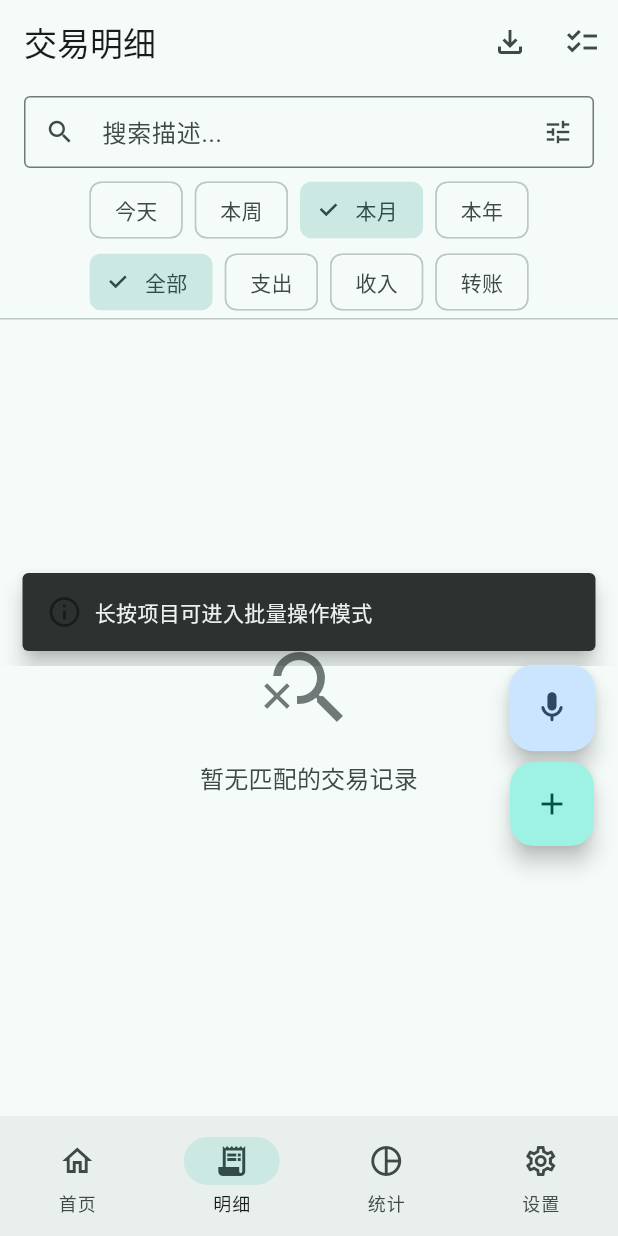
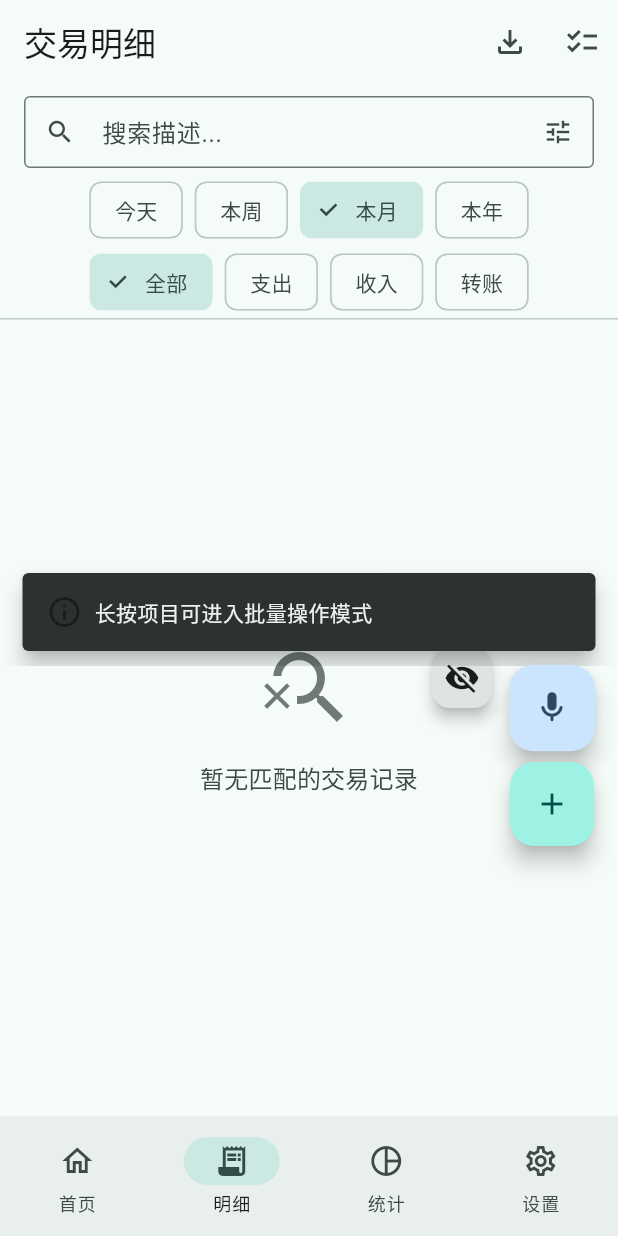
Before and after one commit to jiangzx/voice-note, a Flutter app: the screen it shows after launch, item 2 of the bottom bar chosen, on a phone screen of 412 x 824 dp. Run offline on Flutter 3.47's test engine with Material 3 defaults, Android fonts, the phone set to English and light mode, and no system bars; our stand-ins replace clock, connectivity_plus, csv, dio, drift, fl_chart and 8 more; missing offline and left inert: excel; accounts and stored records are empty; generated files the repository leaves out were written again.

Commit message:
feat(ui): add FAB visibility management and toggle buttons
- Add FAB visibility provider for state management
- Add FAB toggle button components (home_fab, voice_exit_fab_toggle_button)
- Update app shell and voice recording screen to integrate FAB controls
- Refactor transaction list screen and tile widgets

Co-authored-by: Cursor <cursoragent@cursor.com>

```diff
--- a/voice-note-client/lib/features/transaction/presentation/screens/transaction_list_screen.dart
+++ b/voice-note-client/lib/features/transaction/presentation/screens/transaction_list_screen.dart
@@ -5,6 +5,7 @@ import 'package:shared_preferences/shared_preferences.dart';
 
 import '../../../../app/design_tokens.dart';
 import '../../../../shared/widgets/empty_state_widget.dart';
+import '../../../../shared/widgets/fab_toggle_button.dart';
 import '../../../export/presentation/widgets/export_options_sheet.dart';
 import '../../../../shared/widgets/error_state_widget.dart';
 import '../../../../shared/widgets/shimmer_placeholder.dart';
@@ -142,14 +143,16 @@ class _TransactionListScreenState extends ConsumerState<TransactionListScreen> {
     return Scaffold(
       appBar: _isSelectionMode ? _buildSelectionAppBar() : _buildNormalAppBar(hasRouteFilter, range),
       floatingActionButton: _isSelectionMode
-          ? FloatingActionButton(
+          ? const FloatingActionButton(
               onPressed: null,
               backgroundColor: Colors.transparent,
               elevation: 0,
-              child: const SizedBox.shrink(),
+              child: SizedBox.shrink(),
             )
           : null, // 多选模式下使用透明FAB覆盖AppShell的FAB，非多选模式下使用AppShell的FAB
-      body: Column(
+      body: Stack(
+        children: [
+          Column(
             children: [
               if (hasRouteFilter)
                 Container(
@@ -181,6 +184,25 @@ class _TransactionListScreenState extends ConsumerState<TransactionListScreen> {
               ),
               const Divider(height: 1),
               Expanded(child: _buildList(groupsAsync)),
+            ],
+          ),
+          // FAB toggle button positioned near FAB area (bottom right)
+          // Position: right of FAB column, vertically centered with FAB column
+          // FAB location: right edge with margin, bottom aligned with action bar top
+          if (!_isSelectionMode)
+            Positioned(
+              right: MediaQuery.of(context).padding.right +
+                     16 + // kFloatingActionButtonMargin
+                     56 + // FAB width
+                     AppSpacing.md, // Spacing between FAB and toggle button
+              bottom: MediaQuery.of(context).padding.bottom +
+                      80 + // Bottom navigation bar height
+                      100 + // Action bar height
+                      56 + // Plus FAB height
+                      AppSpacing.sm + // Spacing between FABs
+                      28, // Half of toggle button height (40/2) to center it with FAB column
+              child: const FabToggleButton(),
+            ),
         ],
       ),
       bottomNavigationBar: _isSelectionMode ? _buildSelectionBottomBar(groupsAsync) : null,
@@ -245,7 +267,7 @@ class _TransactionListScreenState extends ConsumerState<TransactionListScreen> {
     final count = _selectedIds.length;
 
     // 计算总数量以判断是否全选
-    int totalCount = groupsAsync.maybeWhen(
+    final int totalCount = groupsAsync.maybeWhen(
       data: (groups) {
         final filtered = _applyClientFilters(groups);
         var total = 0;
--- a/voice-note-client/lib/features/transaction/presentation/widgets/transaction_tile.dart
+++ b/voice-note-client/lib/features/transaction/presentation/widgets/transaction_tile.dart
@@ -78,9 +78,7 @@ class TransactionTile extends StatelessWidget {
               transaction.counterparty != null
           ? Text(transaction.counterparty!)
           : null,
-      trailing: isSelectionMode
-          ? null
-          : Text(
+      trailing: Text(
           amountText,
           style: theme.textTheme.titleSmall?.copyWith(
             color: amountColor,
--- a/voice-note-client/lib/shared/widgets/app_shell.dart
+++ b/voice-note-client/lib/shared/widgets/app_shell.dart
@@ -1,10 +1,12 @@
 import 'package:animations/animations.dart';
 import 'package:flutter/material.dart';
+import 'package:flutter_riverpod/flutter_riverpod.dart';
 import 'package:go_router/go_router.dart';
 
 import '../../app/design_tokens.dart';
 import '../../features/transaction/presentation/screens/transaction_form_screen.dart';
 import 'animated_voice_fab.dart';
+import 'fab_visibility_provider.dart';
 
 /// Custom FAB location for transaction page to avoid overlapping with bottom action bar.
 ///
@@ -60,7 +62,7 @@ class _TransactionPageFabLocation extends FloatingActionButtonLocation {
 }
 
 /// Shell widget providing bottom navigation and FAB with container transform.
-class AppShell extends StatelessWidget {
+class AppShell extends ConsumerWidget {
   const AppShell({super.key, required this.child});
 
   final Widget child;
@@ -76,17 +78,27 @@ class AppShell extends StatelessWidget {
   }
 
   @override
-  Widget build(BuildContext context) {
+  Widget build(BuildContext context, WidgetRef ref) {
     final index = _currentIndex(context);
     final showFab = index < 3;
     final theme = Theme.of(context);
     final location = GoRouterState.of(context).uri.path;
     final isTransactionPage = location.startsWith('/transactions');
 
+    // Only enable visibility control on transaction page
+    final fabVisible = isTransactionPage
+        ? ref.watch(fabVisibilityProvider)
+        : true;
+
     return Scaffold(
       body: child,
       floatingActionButton: showFab
-          ? Column(
+          ? AnimatedOpacity(
+              opacity: fabVisible ? 1.0 : 0.0,
+              duration: AppDuration.normal,
+              child: IgnorePointer(
+                ignoring: !fabVisible,
+                child: Column(
                   mainAxisSize: MainAxisSize.min,
                   children: [
                     // Voice recording FAB with animation
@@ -115,6 +127,8 @@ class AppShell extends StatelessWidget {
                       },
                     ),
                   ],
+                ),
+              ),
             )
           : null,
       floatingActionButtonLocation: isTransactionPage
--- /dev/null
+++ b/voice-note-client/lib/shared/widgets/fab_toggle_button.dart
@@ -0,0 +1,39 @@
+import 'package:flutter/material.dart';
+import 'package:flutter/services.dart';
+import 'package:flutter_riverpod/flutter_riverpod.dart';
+
+import '../../app/design_tokens.dart';
+import 'fab_visibility_provider.dart';
+
+/// Small toggle button for controlling FAB visibility.
+///
+/// Positioned near the FAB area, allows users to show/hide FABs.
+class FabToggleButton extends ConsumerWidget {
+  const FabToggleButton({super.key});
+
+  @override
+  Widget build(BuildContext context, WidgetRef ref) {
+    final fabVisible = ref.watch(fabVisibilityProvider);
+    final theme = Theme.of(context);
+
+    return SizedBox(
+      width: 40,
+      height: 40,
+      child: FloatingActionButton(
+        heroTag: 'fab_toggle',
+        onPressed: () {
+          HapticFeedback.lightImpact();
+          ref.read(fabVisibilityProvider.notifier).state = !fabVisible;
+        },
+        backgroundColor: theme.colorScheme.surfaceContainerHighest,
+        foregroundColor: theme.colorScheme.onSurface,
+        elevation: 4,
+        mini: true,
+        child: Icon(
+          fabVisible ? Icons.visibility_off : Icons.visibility,
+          size: AppIconSize.md,
+        ),
+      ),
+    );
+  }
+}
--- /dev/null
+++ b/voice-note-client/lib/shared/widgets/fab_visibility_provider.dart
@@ -0,0 +1,13 @@
+import 'package:riverpod/legacy.dart' show StateProvider;
+
+/// Provider for managing FAB visibility state in transaction list screen.
+///
+/// When true, FABs are visible; when false, they are hidden.
+/// Default value is true (visible).
+final fabVisibilityProvider = StateProvider<bool>((ref) => true);
+
+/// Provider for managing exit FAB visibility state in voice recording screen.
+///
+/// When true, exit FAB is visible; when false, it is hidden.
+/// Default value is true (visible).
+final voiceExitFabVisibilityProvider = StateProvider<bool>((ref) => true);
```
Also changed, not shown: voice-note-client/lib/features/voice/domain/voice_orchestrator.dart (+25 -0 lines), voice-note-client/lib/features/voice/presentation/voice_recording_screen.dart (+28 -1 lines), voice-note-client/lib/shared/widgets/home_fab.dart (added, +74 -0 lines), voice-note-client/lib/shared/widgets/voice_exit_fab_toggle_button.dart (added, +39 -0 lines). Lines whose indentation alone changed are shown as unchanged.
